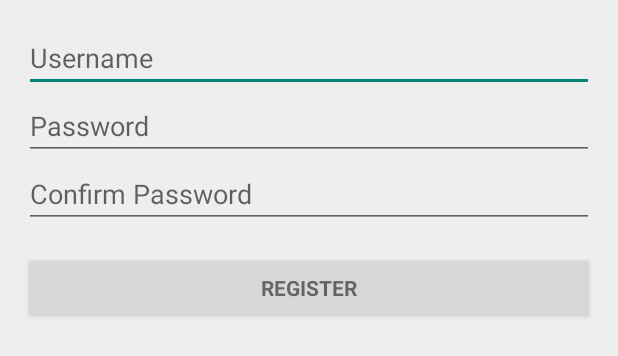
After one commit to fengchaoyu1/NNTradeClient, an Android app: the layout activity_register.xml on its own in the app's theme, with its tools: preview values and no code run, on a phone screen of 412 x 824 dp. The commit adds this screen. Shown: the top 356 px of the screen. Run offline under Robolectric (Android 15) with nearby library versions, the phone set to English and light mode, and no system bars.

Commit message:
Add register activity #8
Signed-off-by: cyberzhg <cyberzhg@gmail.com>

```diff
--- /dev/null
+++ b/app/src/main/res/layout/activity_register.xml
@@ -0,0 +1,71 @@
+<LinearLayout
+    xmlns:android="http://schemas.android.com/apk/res/android"
+    xmlns:tools="http://schemas.android.com/tools"
+    android:layout_width="match_parent"
+    android:layout_height="match_parent"
+    android:gravity="center_horizontal"
+    android:orientation="vertical"
+    android:paddingBottom="@dimen/activity_vertical_margin"
+    android:paddingLeft="@dimen/activity_horizontal_margin"
+    android:paddingRight="@dimen/activity_horizontal_margin"
+    android:paddingTop="@dimen/activity_vertical_margin"
+    tools:context="zhaohg.account.RegisterActivity">
+
+    <ProgressBar
+        android:id="@+id/register_progress"
+        style="?android:attr/progressBarStyleLarge"
+        android:layout_width="wrap_content"
+        android:layout_height="wrap_content"
+        android:layout_marginBottom="8dp"
+        android:visibility="gone" />
+
+    <ScrollView
+        android:id="@+id/login_form"
+        android:layout_width="match_parent"
+        android:layout_height="match_parent">
+
+        <LinearLayout
+            android:id="@+id/email_login_form"
+            android:layout_width="match_parent"
+            android:layout_height="wrap_content"
+            android:orientation="vertical">
+
+            <EditText
+                android:id="@+id/username"
+                android:layout_width="match_parent"
+                android:layout_height="wrap_content"
+                android:hint="@string/prompt_username"
+                android:maxLines="1"
+                android:singleLine="true" />
+
+            <EditText
+                android:id="@+id/password"
+                android:layout_width="match_parent"
+                android:layout_height="wrap_content"
+                android:hint="@string/prompt_password"
+                android:inputType="textPassword"
+                android:maxLines="1"
+                android:singleLine="true" />
+
+            <EditText
+                android:id="@+id/confirm"
+                android:layout_width="match_parent"
+                android:layout_height="wrap_content"
+                android:hint="@string/prompt_confirm"
+                android:inputType="textPassword"
+                android:maxLines="1"
+                android:singleLine="true" />
+
+            <Button
+                android:id="@+id/register_button"
+                style="?android:textAppearanceSmall"
+                android:layout_width="match_parent"
+                android:layout_height="wrap_content"
+                android:layout_marginTop="16dp"
+                android:text="@string/action_register"
+                android:textStyle="bold" />
+
+        </LinearLayout>
+    </ScrollView>
+
+</LinearLayout>
--- a/app/src/main/res/values/strings.xml
+++ b/app/src/main/res/values/strings.xml
@@ -12,6 +12,5 @@
 
     <string name="action_settings">Settings</string>
 
-<!-- TODO: Remove or change this placeholder text -->
     <string name="hello_blank_fragment">Hello blank fragment</string>
 </resources>
--- /dev/null
+++ b/app/src/main/res/values/strings_activity_register.xml
@@ -0,0 +1,14 @@
+<resources>
+    <string name="title_activity_register">Register</string>
+
+    <string name="prompt_username">Username</string>
+    <string name="prompt_password">Password</string>
+    <string name="prompt_confirm">Confirm Password</string>
+    <string name="action_register">Register</string>
+    <string name="action_register_complete">Register Complete</string>
+
+    <string name="error_field_required">The field is required</string>
+    <string name="error_invalid_username">The username is invalid</string>
+    <string name="error_invalid_password">This password is too short</string>
+    <string name="error_invalid_confirm">The new and confirm passwords do not match</string>
+</resources>
```
Also changed, not shown: app/build.gradle (+4 -3 lines), app/src/main/AndroidManifest.xml (+13 -3 lines), app/src/main/java/zhaohg/account/RegisterActivity.java (added, +79 -0 lines), app/src/main/java/zhaohg/api/ApiErrno.java (+9 -9 lines), app/src/main/res/values/strings_errno.xml (+9 -9 lines), 3 other files.
